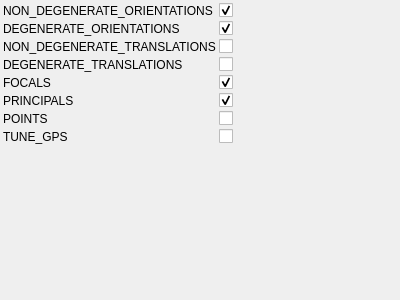
Old version of the form utils/corestructs/coreWidgets/reconstructionFunctorOptimizationParamsControlWidget.ui in the repository NickPenkrat/corecvs.
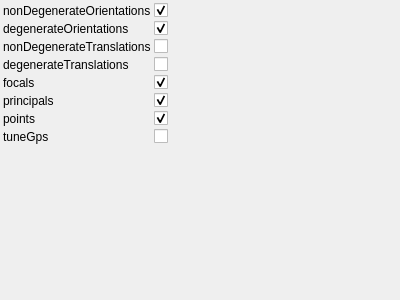
New version of the form.

The edit to the form file:
```diff
--- a/utils/corestructs/coreWidgets/reconstructionFunctorOptimizationParamsControlWidget.ui
+++ b/utils/corestructs/coreWidgets/reconstructionFunctorOptimizationParamsControlWidget.ui
@@ -23,7 +23,7 @@
     <item row="0" column="0">
      <widget class="QLabel" name="label_0">
        <property name="text">
-         <string>NON_DEGENERATE_ORIENTATIONS</string>
+         <string>nonDegenerateOrientations</string>
        </property>
      </widget>
     </item>
@@ -40,7 +40,7 @@
     <item row="1" column="0">
      <widget class="QLabel" name="label_1">
        <property name="text">
-         <string>DEGENERATE_ORIENTATIONS</string>
+         <string>degenerateOrientations</string>
        </property>
      </widget>
     </item>
@@ -57,7 +57,7 @@
     <item row="2" column="0">
      <widget class="QLabel" name="label_2">
        <property name="text">
-         <string>NON_DEGENERATE_TRANSLATIONS</string>
+         <string>nonDegenerateTranslations</string>
        </property>
      </widget>
     </item>
@@ -71,7 +71,7 @@
     <item row="3" column="0">
      <widget class="QLabel" name="label_3">
        <property name="text">
-         <string>DEGENERATE_TRANSLATIONS</string>
+         <string>degenerateTranslations</string>
        </property>
      </widget>
     </item>
@@ -85,7 +85,7 @@
     <item row="4" column="0">
      <widget class="QLabel" name="label_4">
        <property name="text">
-         <string>FOCALS</string>
+         <string>focals</string>
        </property>
      </widget>
     </item>
@@ -102,7 +102,7 @@
     <item row="5" column="0">
      <widget class="QLabel" name="label_5">
        <property name="text">
-         <string>PRINCIPALS</string>
+         <string>principals</string>
        </property>
      </widget>
     </item>
@@ -119,7 +119,7 @@
     <item row="6" column="0">
      <widget class="QLabel" name="label_6">
        <property name="text">
-         <string>POINTS</string>
+         <string>points</string>
        </property>
      </widget>
     </item>
@@ -128,12 +128,15 @@
        <property name="toolTip">
          <string>3D points</string>
        </property>
+       <property name="checked">
+           <bool>true</bool>
+       </property>
      </widget>
     </item>
     <item row="7" column="0">
      <widget class="QLabel" name="label_7">
        <property name="text">
-         <string>TUNE_GPS</string>
+         <string>tuneGps</string>
        </property>
      </widget>
     </item>
```
Left out of the diff: 32 changed lines with no effect on the pictures.
